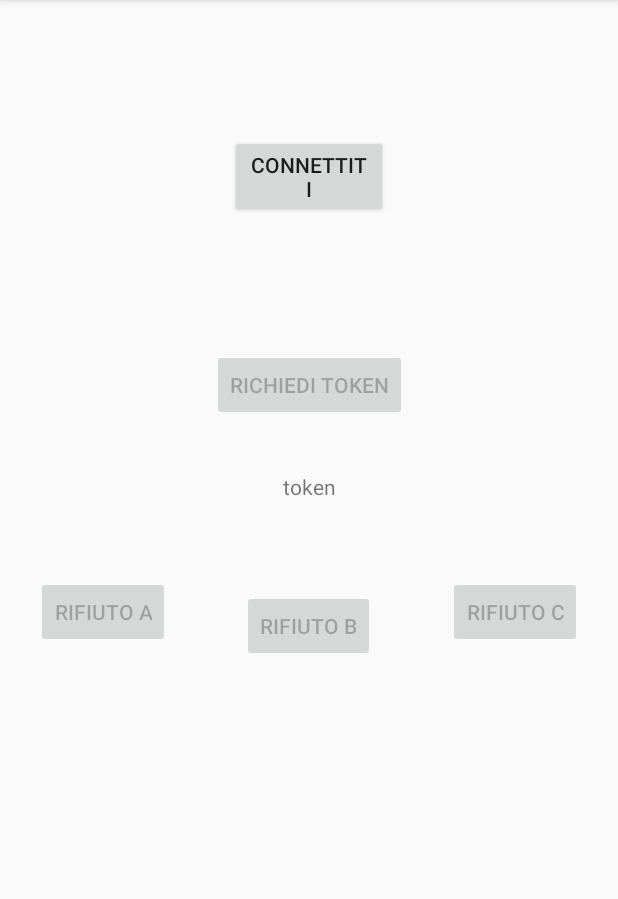
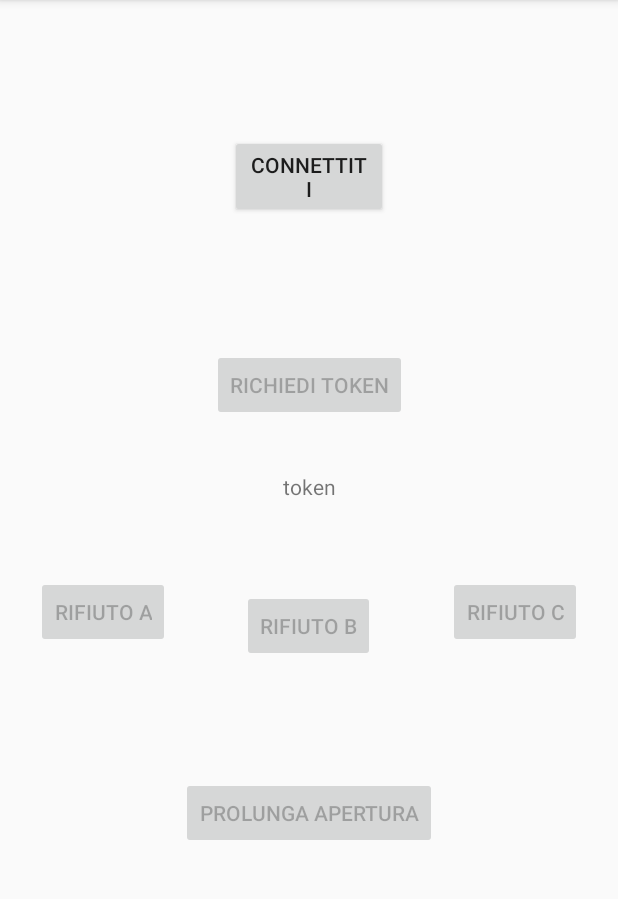
Before and after one commit to cake-lier/seiot-smart-dumpster, an Android app: the screen it shows after launch (MainActivity), on a phone screen of 412 x 824 dp, the part 84-983 px from its top. Run offline under Robolectric (Android 15) with nearby library versions, the phone set to English and light mode, and no system bars.

Commit message:
Add javadoc, add keep open button, minor refactoring of code

```diff
--- a/app/src/main/java/it/unibo/seiot/gm/smartdumpsterapp/app/MainActivity.java
+++ b/app/src/main/java/it/unibo/seiot/gm/smartdumpsterapp/app/MainActivity.java
@@ -27,8 +27,9 @@ import it.unibo.seiot.gm.smartdumpsterapp.btlib.ConnectionTask;
 import it.unibo.seiot.gm.smartdumpsterapp.btlib.RealBluetoothChannel;
 import it.unibo.seiot.gm.smartdumpsterapp.btlib.exceptions.BluetoothDeviceNotFound;
 
-// TODO: manage http connection
-// TODO: which messages can be received with bluetooth?
+/**
+ * The main activity of the app.
+ */
 public class MainActivity extends AppCompatActivity {
 
     private static final int ENABLE_BT_REQ = 1;
@@ -76,8 +77,6 @@ public class MainActivity extends AppCompatActivity {
     }
 
     private void initUI() {
-        /* Token text */
-        final TextView tokenText = (TextView) findViewById(R.id.tokenText);
         /* Connect button */
         final Button connectBtn = (Button) findViewById(R.id.connectButton);
         connectBtn.setOnClickListener(this::blConnect);
@@ -88,15 +87,19 @@ public class MainActivity extends AppCompatActivity {
         /* Trash type 1 button */
         final Button trash1Btn = (Button) findViewById(R.id.trashType1Button);
         trash1Btn.setEnabled(false);
-        trash1Btn.setOnClickListener(this::setTrashType1);
+        trash1Btn.setOnClickListener(v -> this.sendTrashTypeMessage(ControllerMessage.TRASH_1_SET_MESSAGE));
         /* Trash type 2 button */
         final Button trash2Btn = (Button) findViewById(R.id.trashType2Button);
         trash2Btn.setEnabled(false);
-        trash2Btn.setOnClickListener(this::setTrashType2);
+        trash2Btn.setOnClickListener(v -> this.sendTrashTypeMessage(ControllerMessage.TRASH_2_SET_MESSAGE));
         /* Trash type 3 button */
         final Button trash3Btn = (Button) findViewById(R.id.trashType3Button);
         trash3Btn.setEnabled(false);
-        trash3Btn.setOnClickListener(this::setTrashType3);
+        trash3Btn.setOnClickListener(v -> this.sendTrashTypeMessage(ControllerMessage.TRASH_3_SET_MESSAGE));
+        /* Keep open button */
+        final Button keepOpenButton = (Button) findViewById(R.id.keepOpenButton);
+        keepOpenButton.setEnabled(false);
+        keepOpenButton.setOnClickListener(this::askKeepOpen);
     }
 
     private void blConnect(final View v) {
@@ -108,7 +111,7 @@ public class MainActivity extends AppCompatActivity {
                     = new RealBluetoothChannel.Listener() {
                         @Override
                         public void onMessageReceived(final String receivedMessage) {
-                            // the terminator of the arduino message is a carriage return!!!!
+                            // the terminator of the arduino message is a carriage return
                             final String parsedMessage = receivedMessage.replaceAll("(\\r|\\n)", "");
                             if (parsedMessage.equals(ControllerMessage.START_DEPOSIT.getMessage())) {
                                 // the deposit started, the trash type can't be changed
@@ -118,18 +121,16 @@ public class MainActivity extends AppCompatActivity {
                             } else if (parsedMessage.equals(ControllerMessage.STOP_DEPOSIT.getMessage())) {
                                 // the deposit ended, a new token can be requested
                                 new SendMessageToServiceTask().execute(ServiceMessage.STOP_DEPOSIT.getMessage());
+                                ((Button) findViewById(R.id.keepOpenButton)).setEnabled(false);
                                 ((Button) findViewById(R.id.askTokenButton)).setEnabled(true);
                             } else {
-                                Log.i(TAG, ControllerMessage.START_DEPOSIT.getMessage());
-                                Log.i(TAG, ControllerMessage.STOP_DEPOSIT.getMessage());
-                                Log.d(TAG,
-                                      "rec " + receivedMessage.chars().boxed().collect(Collectors.toList()));
+                                Log.d(TAG, "received ASCII " + receivedMessage.chars().boxed().collect(Collectors.toList()));
                             }
                         }
                         @Override
                         public void onMessageSent(final String sentMessage) {
                             // TODO: what to do when a message is sent
-                            Log.i(TAG, sentMessage);
+                            Log.d(TAG, sentMessage);
                         }
                     };
             final ConnectionTask.EventListener eventListener =
@@ -137,7 +138,7 @@ public class MainActivity extends AppCompatActivity {
                         @Override
                         public void onConnectionActive(final BluetoothChannel channel) {
                             ((Button) findViewById(R.id.askTokenButton)).setEnabled(true);
-                            btChannel = Optional.of(channel);
+                            btChannel = Optional.ofNullable(channel); // can't be sure null will not be passed as parameter
                             btChannel.ifPresent(c -> c.registerListener(listener));
                         }
                         @Override
@@ -147,9 +148,9 @@ public class MainActivity extends AppCompatActivity {
                     };
             final ConnectToBluetoothServerTask connectTask = new ConnectToBluetoothServerTask(serverDevice, uuid, eventListener);
             connectTask.execute();
-            Log.i(TAG, "Task for connecting to BT executed");
+            Log.d(TAG, "Task for connecting to BT executed");
         } catch (final BluetoothDeviceNotFound e) {
-            Log.e(TAG, "BT device " + BT_TARGET_NAME + " found");
+            Log.e(TAG, "BT device " + BT_TARGET_NAME + " not found");
         }
     }
 
@@ -161,16 +162,13 @@ public class MainActivity extends AppCompatActivity {
         }).execute();
     }
 
-    private void setTrashType1(final View v) {
-        this.btChannel.ifPresent(c -> c.sendMessage(ControllerMessage.TRASH_1_SET_MESSAGE.getMessage()));
+    private void askKeepOpen(final View v) {
+        this.btChannel.ifPresent(c -> c.sendMessage(ControllerMessage.KEEP_OPEN_MESSAGE.getMessage()));
     }
 
-    private void setTrashType2(final View v) {
-        this.btChannel.ifPresent(c -> c.sendMessage(ControllerMessage.TRASH_2_SET_MESSAGE.getMessage()));
-    }
-
-    private void setTrashType3(final View v) {
-        this.btChannel.ifPresent(c -> c.sendMessage(ControllerMessage.TRASH_3_SET_MESSAGE.getMessage()));
+    private void sendTrashTypeMessage(final ControllerMessage type) {
+        this.btChannel.ifPresent(c -> c.sendMessage(type.getMessage()));
+        ((Button) findViewById(R.id.keepOpenButton)).setEnabled(true);
     }
 
     private void enableTrashButtons() {
--- a/app/src/main/res/layout/activity_main.xml
+++ b/app/src/main/res/layout/activity_main.xml
@@ -80,4 +80,18 @@
           app:layout_constraintEnd_toEndOf="parent"
           app:layout_constraintStart_toStartOf="parent"
           app:layout_constraintTop_toBottomOf="@+id/askTokenButton" />
+
+  <Button
+          android:id="@+id/keepOpenButton"
+          android:layout_width="wrap_content"
+          android:layout_height="wrap_content"
+          android:layout_marginStart="119dp"
+          android:layout_marginTop="62dp"
+          android:layout_marginEnd="119dp"
+          android:layout_marginBottom="187dp"
+          android:text="@string/keepOpenText"
+          app:layout_constraintBottom_toBottomOf="parent"
+          app:layout_constraintEnd_toEndOf="parent"
+          app:layout_constraintStart_toStartOf="parent"
+          app:layout_constraintTop_toBottomOf="@+id/trashType2Button" />
 </androidx.constraintlayout.widget.ConstraintLayout>
--- a/app/src/main/res/values/strings.xml
+++ b/app/src/main/res/values/strings.xml
@@ -6,4 +6,5 @@
   <string name="connectButtonText">Connettiti</string>
   <string name="requestTokenText">Richiedi token</string>
   <string name="tokenText">token</string>
+  <string name="keepOpenText">Prolunga apertura</string>
 </resources>
```
Also changed, not shown: app/src/main/java/it/unibo/seiot/gm/smartdumpsterapp/app/ControllerMessage.java (+27 -1 lines), app/src/main/java/it/unibo/seiot/gm/smartdumpsterapp/app/GetTokenTask.java (+11 -5 lines), app/src/main/java/it/unibo/seiot/gm/smartdumpsterapp/app/HTTPConnectionMethods.java (+15 -0 lines), app/src/main/java/it/unibo/seiot/gm/smartdumpsterapp/app/SendMessageToServiceTask.java (+6 -1 lines), app/src/main/java/it/unibo/seiot/gm/smartdumpsterapp/app/ServiceMessage.java (+7 -0 lines).
